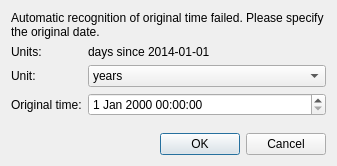
Qt form libs/geodata/netcdf/geodatanetcdfimporterdateselectdialog.ui (i-RIC/prepost-gui) before a commit.
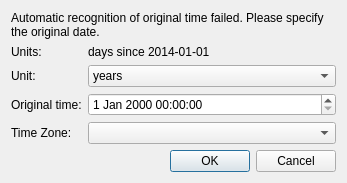
The same form after that commit. Custom widgets are drawn as their Qt base class.

What changed in the file:
```diff
--- a/libs/geodata/netcdf/geodatanetcdfimporterdateselectdialog.ui
+++ b/libs/geodata/netcdf/geodatanetcdfimporterdateselectdialog.ui
@@ -6,8 +6,8 @@
    <rect>
     <x>0</x>
     <y>0</y>
-    <width>337</width>
-    <height>166</height>
+    <width>347</width>
+    <height>183</height>
    </rect>
   </property>
   <property name="windowTitle">
@@ -86,6 +86,16 @@
      <item row="2" column="1">
       <widget class="QDateTimeEdit" name="dateTimeEdit"/>
      </item>
+     <item row="3" column="0">
+      <widget class="QLabel" name="timeZoneLabel">
+       <property name="text">
+        <string>Time Zone:</string>
+       </property>
+      </widget>
+     </item>
+     <item row="3" column="1">
+      <widget class="QTimeZoneSelectComboBox" name="timeZoneComboBox"/>
+     </item>
     </layout>
    </item>
    <item>
@@ -116,6 +126,13 @@
   <zorder>warningLabel</zorder>
   <zorder>verticalSpacer</zorder>
  </widget>
+ <customwidgets>
+  <customwidget>
+   <class>QTimeZoneSelectComboBox</class>
+   <extends>QComboBox</extends>
+   <header>misc/qtimezoneselectcombobox.h</header>
+  </customwidget>
+ </customwidgets>
  <tabstops>
   <tabstop>importUnitsAsComboBox</tabstop>
   <tabstop>dateTimeEdit</tabstop>
```
Left out of the diff: 2 changed lines with no effect on the pictures.
